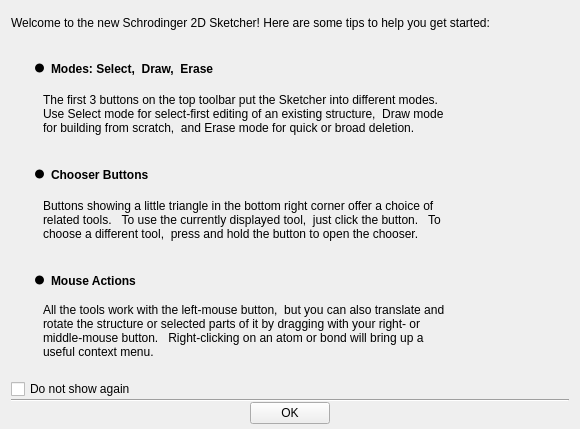
First picture: the form in src/schrodinger/sketcher/ui/sketcher_welcome_dialog.ui, repository schrodinger/sketcher, before the edit.
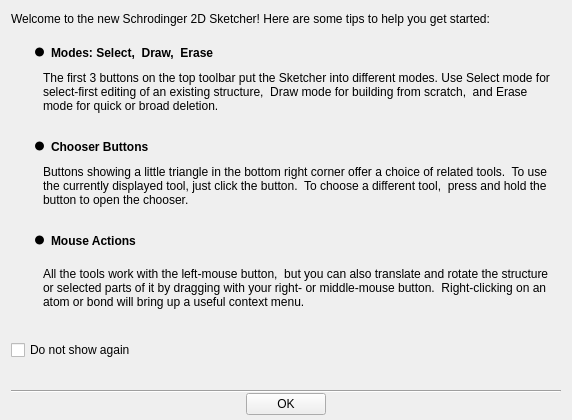
Second picture: the form after the edit.

Commit message: SKETCH-1418, SKETCH-1338. Add welcome dialog under Getting Started menu item; move BackgroundContextMenu to a persistent member on the Scene; set WA_DeleteOnClose attribute on dialogs to prevent memory leaks

Patch:
```diff
--- a/src/schrodinger/sketcher/ui/sketcher_welcome_dialog.ui
+++ b/src/schrodinger/sketcher/ui/sketcher_welcome_dialog.ui
@@ -6,8 +6,8 @@
    <rect>
     <x>0</x>
     <y>0</y>
-    <width>580</width>
-    <height>429</height>
+    <width>572</width>
+    <height>420</height>
    </rect>
   </property>
   <property name="windowTitle">
@@ -24,17 +24,27 @@
     <number>5</number>
    </property>
    <item>
-    <widget class="QLabel" name="label">
-     <property name="font">
-      <font>
-       <weight>50</weight>
-       <bold>false</bold>
-      </font>
+    <layout class="QHBoxLayout" name="horizontalLayout">
+     <property name="topMargin">
+      <number>12</number>
      </property>
-     <property name="text">
-      <string>Welcome to the new Schrodinger 2D Sketcher! Here are some tips to help you get started:</string>
+     <property name="bottomMargin">
+      <number>12</number>
      </property>
-    </widget>
+     <item>
+      <widget class="QLabel" name="label">
+       <property name="font">
+        <font>
+         <weight>50</weight>
+         <bold>false</bold>
+        </font>
+       </property>
+       <property name="text">
+        <string>Welcome to the new Schrodinger 2D Sketcher! Here are some tips to help you get started:</string>
+       </property>
+      </widget>
+     </item>
+    </layout>
    </item>
    <item>
     <layout class="QHBoxLayout" name="horizontalLayout_15">
@@ -130,8 +140,17 @@
      </item>
      <item>
       <widget class="QLabel" name="label_23">
+       <property name="minimumSize">
+        <size>
+         <width>470</width>
+         <height>50</height>
+        </size>
+       </property>
        <property name="text">
-        <string>&lt;html&gt;&lt;head/&gt;&lt;body&gt;&lt;p&gt;The first 3 buttons on the top toolbar put the Sketcher into different modes.&lt;br/&gt;Use Select mode for select-first editing of an existing structure, &amp;nbsp;Draw mode&lt;br/&gt;for building from scratch, &amp;nbsp;and Erase mode for quick or broad deletion.&lt;/p&gt;&lt;/body&gt;&lt;/html&gt;</string>
+        <string>The first 3 buttons on the top toolbar put the Sketcher into different modes. Use Select mode for select-first editing of an existing structure,  Draw mode for building from scratch,  and Erase mode for quick or broad deletion.</string>
+       </property>
+       <property name="wordWrap">
+        <bool>true</bool>
        </property>
       </widget>
      </item>
@@ -140,12 +159,6 @@
        <property name="orientation">
         <enum>Qt::Horizontal</enum>
        </property>
-       <property name="sizeHint" stdset="0">
-        <size>
-         <width>28</width>
-         <height>20</height>
-        </size>
-       </property>
       </spacer>
      </item>
     </layout>
@@ -260,8 +273,17 @@
      </item>
      <item>
       <widget class="QLabel" name="label_8">
+       <property name="minimumSize">
+        <size>
+         <width>470</width>
+         <height>50</height>
+        </size>
+       </property>
        <property name="text">
-        <string>&lt;html&gt;&lt;head/&gt;&lt;body&gt;&lt;p&gt;Buttons showing a little triangle in the bottom right corner offer a choice of&lt;br/&gt;related tools. &amp;nbsp;&amp;nbsp;To use the currently displayed tool, &amp;nbsp;just click the button. &amp;nbsp;&amp;nbsp;To&lt;br/&gt;choose a different tool, &amp;nbsp;press and hold the button to open the chooser.&lt;/p&gt;&lt;/body&gt;&lt;/html&gt;</string>
+        <string>Buttons showing a little triangle in the bottom right corner offer a choice of related tools.  To use the currently displayed tool, just click the button.  To choose a different tool,  press and hold the button to open the chooser.</string>
+       </property>
+       <property name="wordWrap">
+        <bool>true</bool>
        </property>
       </widget>
      </item>
@@ -270,12 +292,6 @@
        <property name="orientation">
         <enum>Qt::Horizontal</enum>
        </property>
-       <property name="sizeHint" stdset="0">
-        <size>
-         <width>28</width>
-         <height>20</height>
-        </size>
-       </property>
       </spacer>
      </item>
     </layout>
@@ -390,8 +406,17 @@
      </item>
      <item>
       <widget class="QLabel" name="label_6">
+       <property name="minimumSize">
+        <size>
+         <width>470</width>
+         <height>65</height>
+        </size>
+       </property>
        <property name="text">
-        <string>&lt;html&gt;&lt;head/&gt;&lt;body&gt;&lt;p&gt;All the tools work with the left-mouse button, &amp;nbsp;but you can also translate and&lt;br/&gt;rotate the structure or selected parts of it by dragging with your right- or&lt;br/&gt;middle-mouse button. &amp;nbsp;&amp;nbsp;Right-clicking on an atom or bond will bring up a&lt;br/&gt;useful context menu.&lt;/p&gt;&lt;/body&gt;&lt;/html&gt;</string>
+        <string>All the tools work with the left-mouse button,  but you can also translate and rotate the structure or selected parts of it by dragging with your right- or middle-mouse button.  Right-clicking on an atom or bond will bring up a useful context menu.</string>
+       </property>
+       <property name="wordWrap">
+        <bool>true</bool>
        </property>
       </widget>
      </item>
@@ -400,12 +425,6 @@
        <property name="orientation">
         <enum>Qt::Horizontal</enum>
        </property>
-       <property name="sizeHint" stdset="0">
-        <size>
-         <width>28</width>
-         <height>20</height>
-        </size>
-       </property>
       </spacer>
      </item>
     </layout>
@@ -450,6 +469,19 @@
      </item>
     </layout>
    </item>
+   <item>
+    <spacer name="verticalSpacer_4">
+     <property name="orientation">
+      <enum>Qt::Vertical</enum>
+     </property>
+     <property name="sizeHint" stdset="0">
+      <size>
+       <width>20</width>
+       <height>40</height>
+      </size>
+     </property>
+    </spacer>
+   </item>
    <item>
     <widget class="Line" name="line">
      <property name="orientation">
```
Left out of the diff: 2 changed lines with no effect on the pictures. The commit also changes 1 other file.
